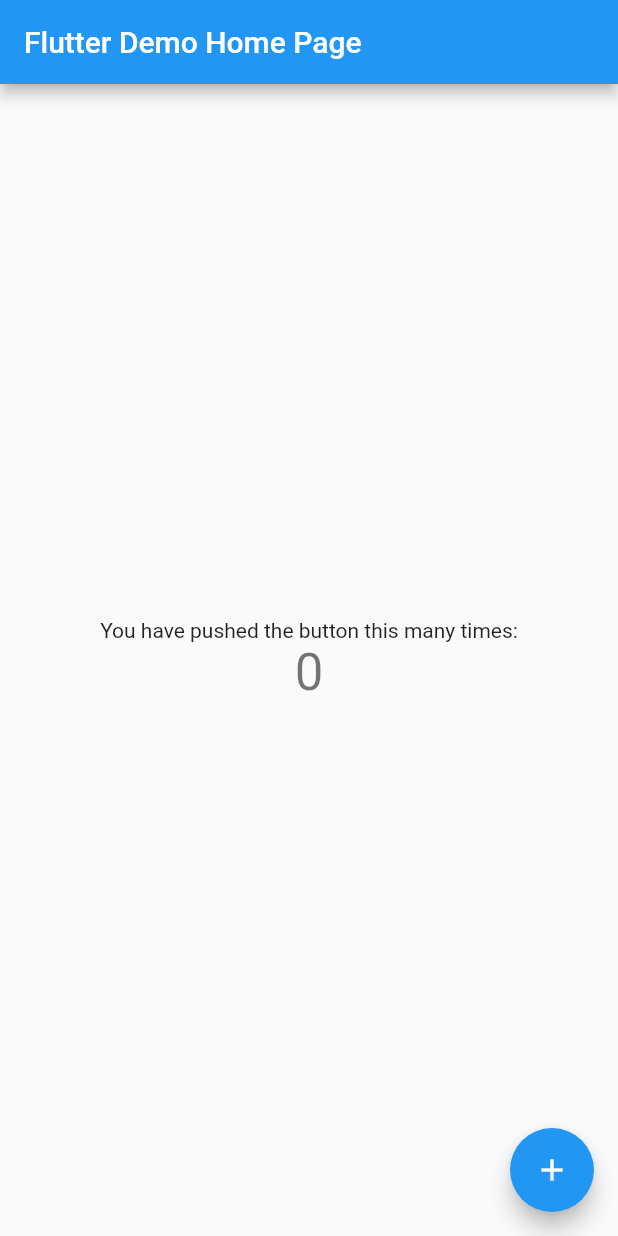
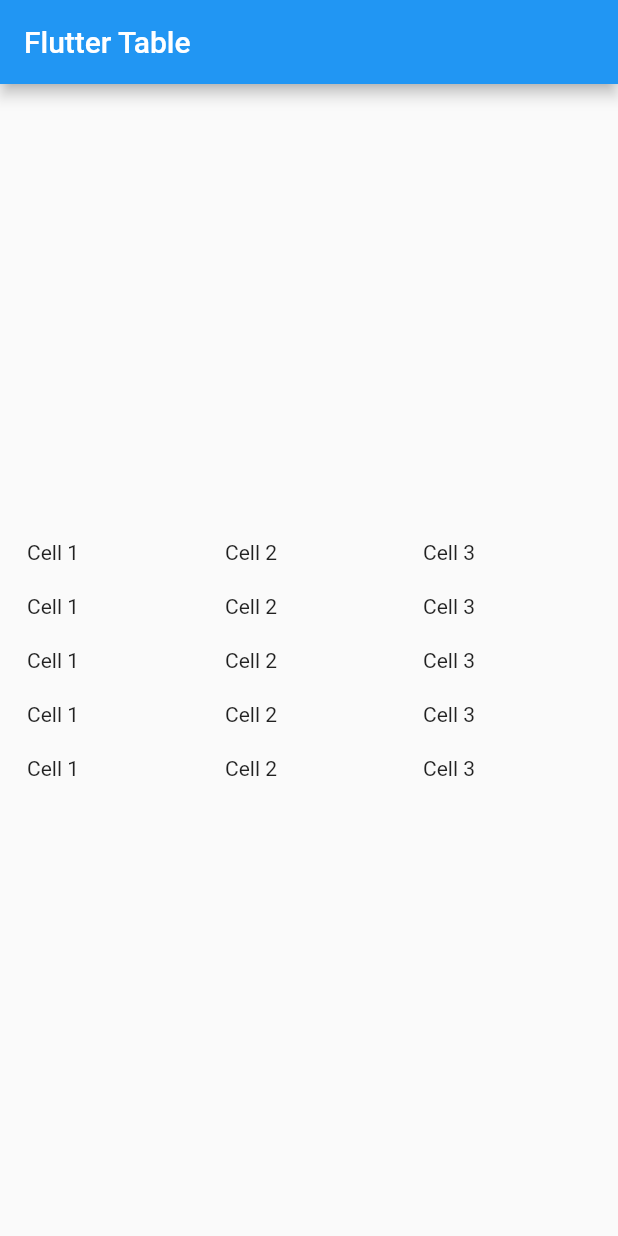
Before and after one commit to mdrislam/flutter-table, a Flutter app: the screen it shows after launch, on a phone screen of 412 x 824 dp. Run offline on Flutter 3.47's test engine with Material 2 defaults, Android fonts, the phone set to English and light mode, and no system bars.

Commit message:
add tableRow without border

```diff
--- a/lib/main.dart
+++ b/lib/main.dart
@@ -13,103 +13,56 @@
     return MaterialApp(
       title: 'Flutter Demo',
       theme: ThemeData(
-        // This is the theme of your application.
-        //
-        // Try running your application with "flutter run". You'll see the
-        // application has a blue toolbar. Then, without quitting the app, try
-        // changing the primarySwatch below to Colors.green and then invoke
-        // "hot reload" (press "r" in the console where you ran "flutter run",
-        // or simply save your changes to "hot reload" in a Flutter IDE).
-        // Notice that the counter didn't reset back to zero; the application
-        // is not restarted.
         primarySwatch: Colors.blue,
       ),
-      home: const MyHomePage(title: 'Flutter Demo Home Page'),
+      home: HomePage(),
     );
   }
 }
 
-class MyHomePage extends StatefulWidget {
-  const MyHomePage({Key? key, required this.title}) : super(key: key);
-
-  // This widget is the home page of your application. It is stateful, meaning
-  // that it has a State object (defined below) that contains fields that affect
-  // how it looks.
-
-  // This class is the configuration for the state. It holds the values (in this
-  // case the title) provided by the parent (in this case the App widget) and
-  // used by the build method of the State. Fields in a Widget subclass are
-  // always marked "final".
-
-  final String title;
+class HomePage extends StatefulWidget {
+  HomePage({Key? key}) : super(key: key);
 
   @override
-  State<MyHomePage> createState() => _MyHomePageState();
+  _HomePageState createState() => _HomePageState();
 }
 
-class _MyHomePageState extends State<MyHomePage> {
-  int _counter = 0;
-
-  void _incrementCounter() {
-    setState(() {
-      // This call to setState tells the Flutter framework that something has
-      // changed in this State, which causes it to rerun the build method below
-      // so that the display can reflect the updated values. If we changed
-      // _counter without calling setState(), then the build method would not be
-      // called again, and so nothing would appear to happen.
-      _counter++;
-    });
-  }
-
+class _HomePageState extends State<HomePage> {
   @override
   Widget build(BuildContext context) {
-    // This method is rerun every time setState is called, for instance as done
-    // by the _incrementCounter method above.
-    //
-    // The Flutter framework has been optimized to make rerunning build methods
-    // fast, so that you can just rebuild anything that needs updating rather
-    // than having to individually change instances of widgets.
+    TableRow _tableRow = const TableRow(children: [
+      Padding(
+        padding: EdgeInsets.all(10.0),
+        child: Text('Cell 1'),
+      ),
+      Padding(
+        padding: EdgeInsets.all(10.0),
+        child: Text('Cell 2'),
+      ),
+      Padding(
+        padding: EdgeInsets.all(10.0),
+        child: Text('Cell 3'),
+      ),
+
+    ]);
     return Scaffold(
       appBar: AppBar(
-        // Here we take the value from the MyHomePage object that was created by
-        // the App.build method, and use it to set our appbar title.
-        title: Text(widget.title),
+        title: const Text('Flutter Table'),
       ),
-      body: Center(
-        // Center is a layout widget. It takes a single child and positions it
-        // in the middle of the parent.
-        child: Column(
-          // Column is also a layout widget. It takes a list of children and
-          // arranges them vertically. By default, it sizes itself to fit its
-          // children horizontally, and tries to be as tall as its parent.
-          //
-          // Invoke "debug painting" (press "p" in the console, choose the
-          // "Toggle Debug Paint" action from the Flutter Inspector in Android
-          // Studio, or the "Toggle Debug Paint" command in Visual Studio Code)
-          // to see the wireframe for each widget.
-          //
-          // Column has various properties to control how it sizes itself and
-          // how it positions its children. Here we use mainAxisAlignment to
-          // center the children vertically; the main axis here is the vertical
-          // axis because Columns are vertical (the cross axis would be
-          // horizontal).
-          mainAxisAlignment: MainAxisAlignment.center,
-          children: <Widget>[
-            const Text(
-              'You have pushed the button this many times:',
-            ),
-            Text(
-              '$_counter',
-              style: Theme.of(context).textTheme.headline4,
-            ),
-          ],
+      body: Padding(
+        padding: const EdgeInsets.all(8.0),
+        child: Center(
+          child: Table(
+
+            children: [
+            _tableRow,
+            _tableRow,
+            _tableRow,
+            _tableRow,
+            _tableRow,
+          ],),
         ),
       ),
-      floatingActionButton: FloatingActionButton(
-        onPressed: _incrementCounter,
-        tooltip: 'Increment',
-        child: const Icon(Icons.add),
-      ), // This trailing comma makes auto-formatting nicer for build methods.
     );
   }
 }
```
